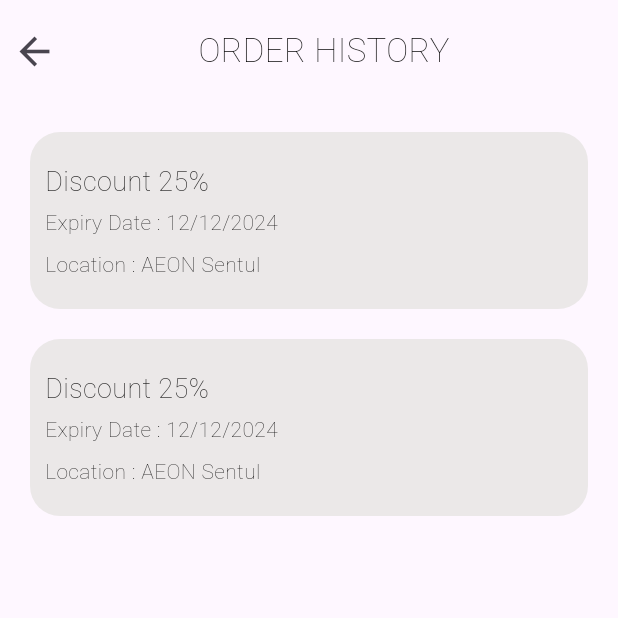
After one commit to Qceww/EcoFash, a Flutter app: the RewardPage screen opened directly, on a phone screen of 412 x 824 dp, the top half of it. The commit adds this screen. Run offline on Flutter 3.47's test engine with Material 3 defaults, Android fonts, the phone set to English and light mode, and no system bars; our stand-ins replace google_fonts; missing offline and left inert: dart:ffi, flutter_barcode_scanner, qr_code_scanner.

Commit message:
Reward Page

```diff
--- a/lib/pages/cart_page.dart
+++ b/lib/pages/cart_page.dart
@@ -37,7 +37,7 @@ class CartPage extends StatelessWidget {
       ),
       bottomNavigationBar: GestureDetector(
         onTap: () {
-          Navigator.of(context).pushReplacement(
+          Navigator.of(context).push(
             MaterialPageRoute(builder: (BuildContext context) => const CheckOut()
             )
           );
--- a/lib/pages/paymentSuccess.dart
+++ b/lib/pages/paymentSuccess.dart
@@ -23,9 +23,6 @@ class _PaymentSuccessState extends State<PaymentSuccess> {
           child: Center(
             child: Column(
               children: [
-                SizedBox(
-                  height: 50,
-                ),
                 // ARROW
                 GestureDetector(
                   onTap: () {
--- /dev/null
+++ b/lib/pages/reward_page.dart
@@ -0,0 +1,78 @@
+import 'package:figma/widgets/widgets.dart';
+import 'package:flutter/material.dart';
+import 'package:google_fonts/google_fonts.dart';
+
+class RewardPage extends StatelessWidget {
+  int customerId = -1;
+  final List<Reward> redeemedRewards = [
+    Reward(
+        rewardId: 1,
+        rewardName: 'Discount 25%',
+        rewardExpiry: '12/12/2024',
+        rewardLocation: 'AEON Sentul'),
+    Reward(
+        rewardId: 1,
+        rewardName: 'Discount 25%',
+        rewardExpiry: '12/12/2024',
+        rewardLocation: 'AEON Sentul'),
+  ];
+  RewardPage({Key? key, required this.customerId}) : super(key: key);
+
+  @override
+  Widget build(BuildContext context) {
+    return Scaffold(
+      body: SafeArea(
+        child: Center(
+          child: Column(
+            children: [
+              SizedBox(height: 10.0),
+              Row(
+                children: [
+                  Container(
+                    width: MediaQuery.of(context).size.width * 0.1,
+                    child: IconButton(
+                      onPressed: () {
+                        // Handle closing the cart
+                        Navigator.of(context).pop();
+                      },
+                      icon: Icon(
+                        Icons.arrow_back_sharp,
+                        size: 30,
+                      ),
+                    ),
+                  ),
+                  SizedBox(width: 10),
+                  Container(
+                    width: MediaQuery.of(context).size.width * 0.8,
+                    child: Center(
+                      child: Text(
+                        "ORDER HISTORY",
+                        style: GoogleFonts.zenAntique(
+                          textStyle: const TextStyle(
+                            color: Colors.black,
+                            fontSize: 22,
+                            fontWeight: FontWeight.w200,
+                          ),
+                        ),
+                      ),
+                    ),
+                  ),
+                ],
+              ),
+              SizedBox(height: 20.0),
+              Expanded(
+                child: ListView.builder(
+                  itemCount: redeemedRewards.length,
+                  itemBuilder: (context, index) {
+                    final reward = redeemedRewards[index];
+                    return RewardDetail(reward: reward, customerId: 1);
+                  },
+                ),
+              ),
+            ],
+          ),
+        ),
+      ),
+    );
+  }
+}
--- a/lib/widgets/widgets.dart
+++ b/lib/widgets/widgets.dart
@@ -23,7 +23,9 @@ class GridViews extends StatelessWidget {
       onTap: () {
         Navigator.of(context).pushReplacement(
           MaterialPageRoute(
-            builder: (BuildContext context) => ShopDetailedView(productId: productId,),
+            builder: (BuildContext context) => ShopDetailedView(
+              productId: productId,
+            ),
           ),
         );
       },
@@ -541,7 +543,7 @@ class _CheckOutDetailState extends State<CheckOutDetail> {
 
     return SingleChildScrollView(
       child: Container(
-        height: MediaQuery.of(context).size.height * 0.375,
+        height: MediaQuery.of(context).size.height * 0.3,
         child: Column(children: [
           Expanded(
             child: ListView.builder(
@@ -605,7 +607,7 @@ class _CartItemState extends State<CartItem> {
       title: Container(
         height: 150,
         decoration: BoxDecoration(
-        color: Colors.white,
+          color: Colors.white,
         ),
         child: Row(
           crossAxisAlignment: CrossAxisAlignment.start,
@@ -1021,3 +1023,81 @@ class CheckOutItem extends StatelessWidget {
     );
   }
 }
+
+class Reward {
+  int rewardId;
+  String rewardName;
+  dynamic rewardExpiry;
+  String rewardLocation;
+
+  Reward(
+      {required this.rewardId,
+      required this.rewardName,
+      required this.rewardExpiry,
+      required this.rewardLocation});
+}
+
+class RewardDetail extends StatelessWidget {
+  Reward reward;
+  int customerId;
+
+  RewardDetail({Key? key, required this.reward, required this.customerId})
+      : super(key: key);
+
+  @override
+  Widget build(BuildContext context) {
+    return Padding(
+        padding: const EdgeInsets.fromLTRB(20.0, 10.0, 20.0, 10.0),
+        child: Container(
+          width: MediaQuery.of(context).size.width * 0.875,
+          decoration: BoxDecoration(
+            color: Color.fromARGB(255, 235, 232, 232),
+            borderRadius: BorderRadius.circular(20.0),
+          ),
+          child: Column(
+            crossAxisAlignment: CrossAxisAlignment.start,
+            children: [
+              Padding(
+                padding: const EdgeInsets.fromLTRB(10.0, 20.0, 10.0, 0.0),
+                child: Text(
+                  "${reward.rewardName}",
+                  style: GoogleFonts.zenAntique(
+                    textStyle: const TextStyle(
+                      color: Colors.black,
+                      fontSize: 18,
+                      fontWeight: FontWeight.w200,
+                    ),
+                  ),
+                ),
+              ),
+              Padding(
+                padding: const EdgeInsets.fromLTRB(10.0, 4.0, 10.0, 4.0),
+                child: Text(
+                  "Expiry Date : ${reward.rewardExpiry}",
+                  style: GoogleFonts.zenAntique(
+                    textStyle: const TextStyle(
+                      color: Colors.black,
+                      fontSize: 14,
+                      fontWeight: FontWeight.w200,
+                    ),
+                  ),
+                ),
+              ),
+              Padding(
+                padding: const EdgeInsets.fromLTRB(10.0, 4.0, 10.0, 20.0),
+                child: Text(
+                  "Location : ${reward.rewardLocation}",
+                  style: GoogleFonts.zenAntique(
+                    textStyle: const TextStyle(
+                      color: Colors.black,
+                      fontSize: 14,
+                      fontWeight: FontWeight.w200,
+                    ),
+                  ),
+                ),
+              ),
+            ],
+          ),
+        ));
+  }
+}
```
Also changed, not shown: lib/pages/checkout_page.dart (+46 -4 lines).
